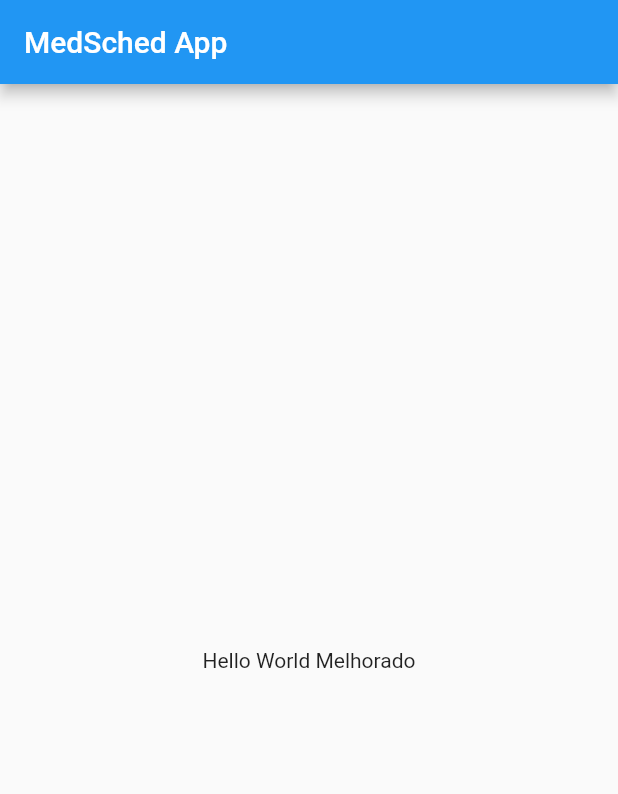
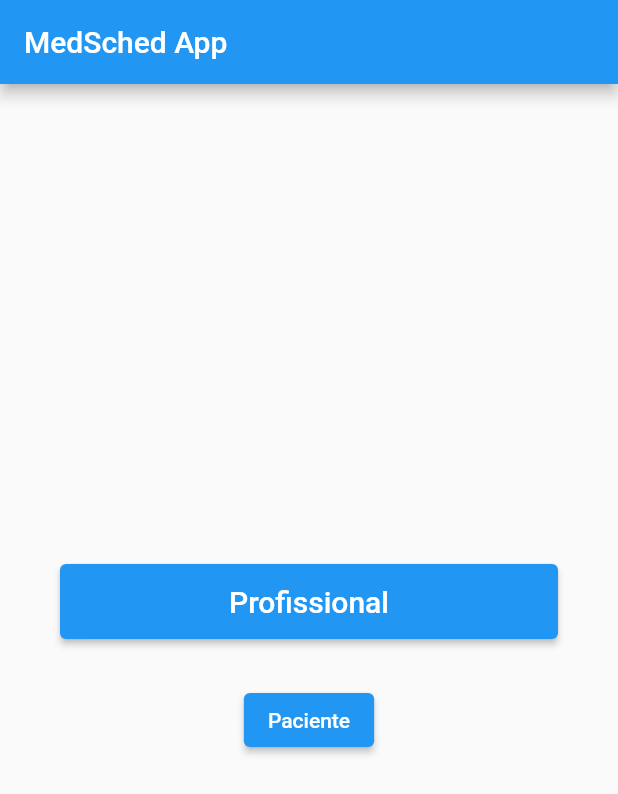
Before and after one commit to Sergio-Leite-USP/MedSched, a Flutter app: the screen it shows after launch, on a phone screen of 412 x 824 dp. Shown: the top 794 px of the screen. Run offline on Flutter 3.47's test engine with Material 2 defaults, Android fonts, the phone set to English and light mode, and no system bars.

Commit message:
Tela HomeScreen com dois botões.
Um usando um widget customizado, outro mais simples direto na árvore de widgets.

```diff
--- a/lib/screens/home_screen.dart
+++ b/lib/screens/home_screen.dart
@@ -1,4 +1,6 @@
 import 'package:flutter/material.dart';
+
+import '../widgets/user_selection_button.dart';
 
 class HomeScreen extends StatefulWidget {
   const HomeScreen({Key? key}) : super(key: key);
@@ -12,9 +14,21 @@ class _HomeScreenState extends State<HomeScreen> {
   @override
   Widget build(BuildContext context) {
     return Scaffold(
-      appBar: AppBar(title: Text("MedSched App")),
-      body: const Center(
-        child: Text("Hello World Melhorado"),
+      appBar: AppBar(title: const Text("MedSched App")),
+      body: Center(
+        child: Column(
+          mainAxisAlignment: MainAxisAlignment.center,
+          children: [
+            const UserSelectionButton(
+              title: "Profissional",
+            ),
+            SizedBox(height: 30),
+            ElevatedButton(
+              child: const Text("Paciente"),
+              onPressed: () => {},
+            ),
+          ],
+        ),
       ),
     );
   }
--- /dev/null
+++ b/lib/widgets/user_selection_button.dart
@@ -0,0 +1,26 @@
+import 'package:flutter/material.dart';
+
+class UserSelectionButton extends StatelessWidget {
+  const UserSelectionButton({required this.title});
+
+  final String title;
+
+  @override
+  Widget build(BuildContext context) {
+    return ElevatedButton(
+      child: SizedBox(
+        width: 300,
+        height: 50,
+        child: Align(
+          child: Text(
+            title,
+            style: const TextStyle(
+              fontSize: 20,
+            ),
+          ),
+        ),
+      ),
+      onPressed: () => {},
+    );
+  }
+}
```
Also changed, not shown: 9 other files.
